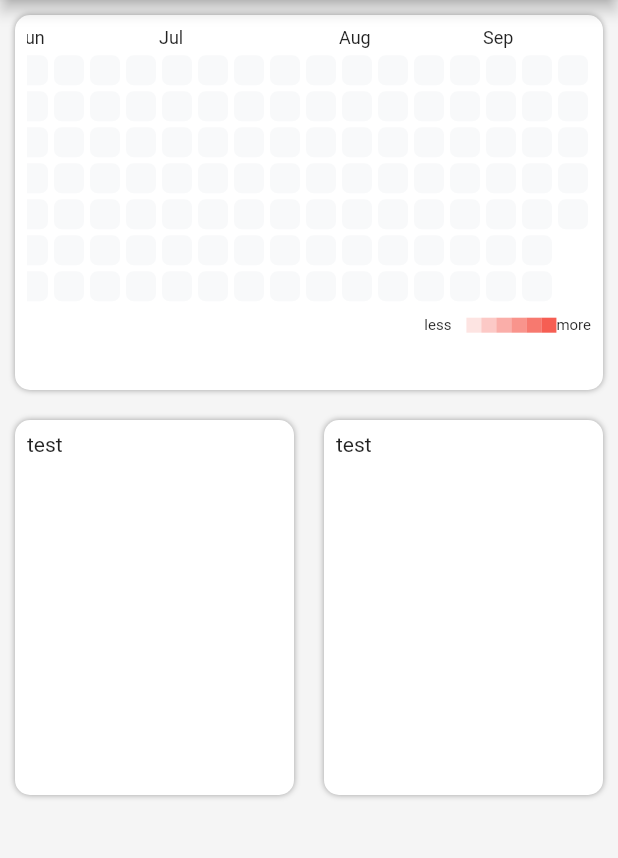
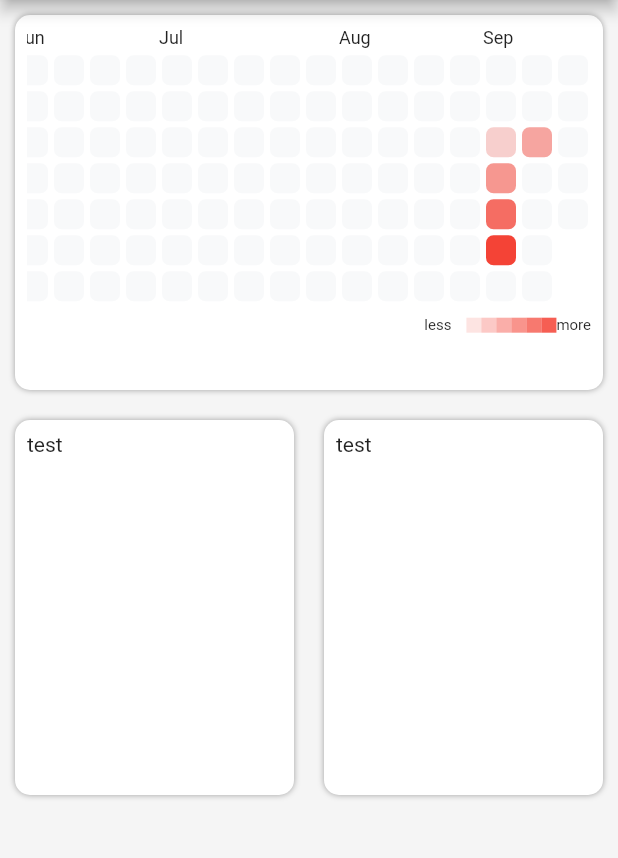
Before and after one commit to akashdev99/leetracker, a Flutter app: the screen it shows after launch, on a phone screen of 412 x 824 dp, the part 84-942 px from its top. Run offline on Flutter 3.47's test engine with Material 2 defaults, Android fonts, the phone set to English and light mode, and no system bars; drawn by our look-alikes of flutter_heatmap_calendar; our stand-ins replace graphql_flutter.

Commit message:
adding graphql

```diff
--- a/lib/widgets/CodeActivity.dart
+++ b/lib/widgets/CodeActivity.dart
@@ -1,5 +1,8 @@
 import 'package:flutter/material.dart';
 import 'package:flutter_heatmap_calendar/flutter_heatmap_calendar.dart';
+import 'package:graphql_flutter/graphql_flutter.dart';
+
+// https://pub.dev/packages/graphql_flutter -> get started here for graphql
 
 class CodeActivity extends StatefulWidget {
   const CodeActivity({super.key});
@@ -14,11 +17,11 @@ class _CodeActivityState extends State<CodeActivity> {
     return Container(
         child: HeatMap(
       datasets: {
-        DateTime(2021, 1, 6): 3,
-        DateTime(2021, 1, 7): 7,
-        DateTime(2021, 1, 8): 10,
-        DateTime(2021, 1, 9): 13,
-        DateTime(2021, 1, 13): 6,
+        DateTime(2022, 9, 6): 3,
+        DateTime(2022, 9, 7): 7,
+        DateTime(2022, 9, 8): 10,
+        DateTime(2022, 9, 9): 13,
+        DateTime(2022, 9, 13): 6,
       },
       colorMode: ColorMode.opacity,
       showText: false,
--- a/pubspec.yaml
+++ b/pubspec.yaml
@@ -37,6 +37,7 @@ dependencies:
   # Use with the CupertinoIcons class for iOS style icons.
   cupertino_icons: ^1.0.2
   flutter_heatmap_calendar: ^1.0.5
+  graphql_flutter: ^5.1.0
 
 dev_dependencies:
   flutter_test:
```
Also changed, not shown: pubspec.lock, 9 other files.
